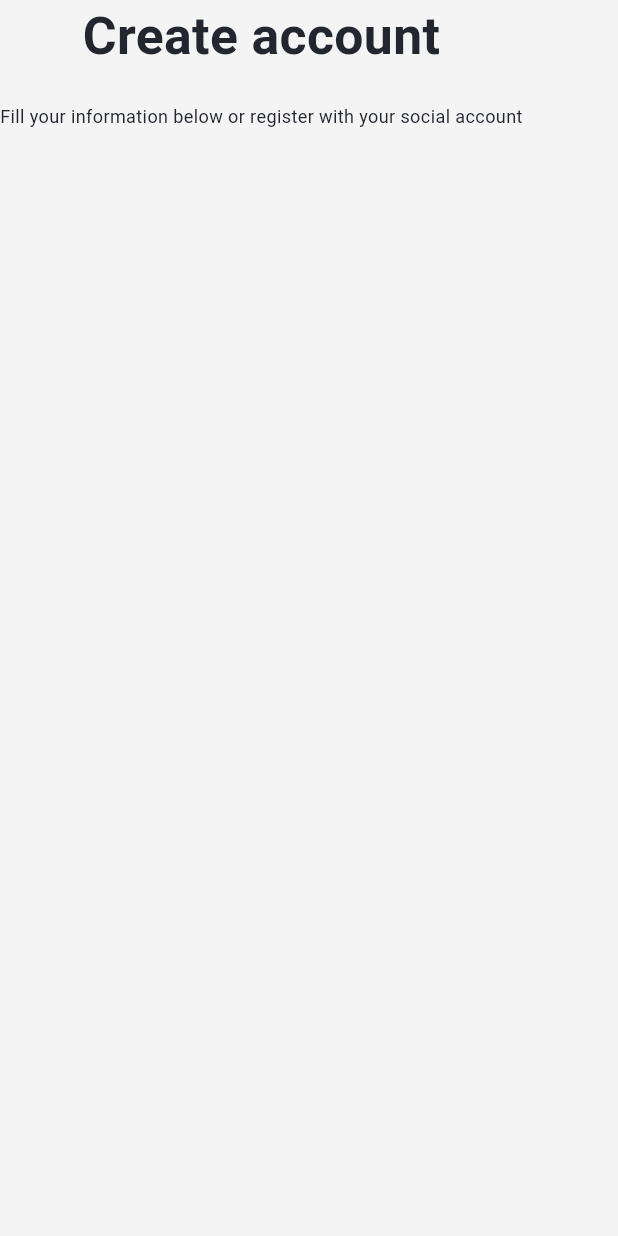
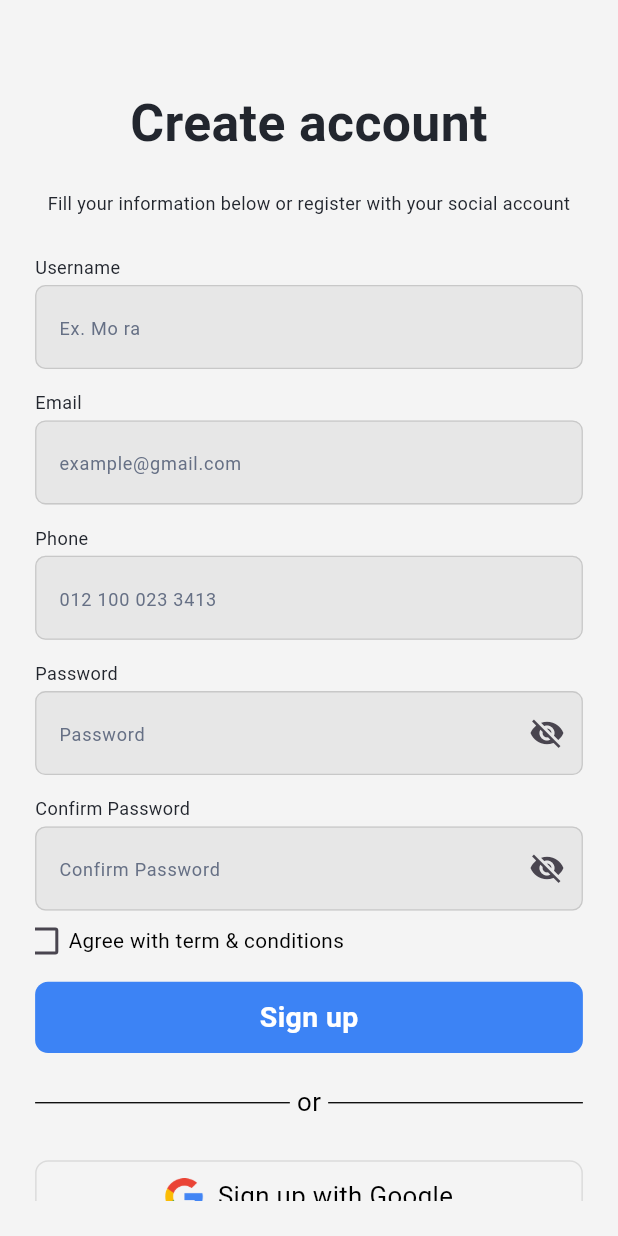
Before and after one commit to Smart-Medc/Smart-Medi-Flutter, a Flutter app: the SignUpView screen opened by its route, on a phone screen of 412 x 824 dp. Run offline on Flutter 3.47's test engine with Material 3 defaults, Android fonts, the phone set to English and light mode, and no system bars; our stand-ins replace flutter_screenutil, go_router.

Commit message:
complete sign up view

```diff
--- a/lib/core/routing/app_router.dart
+++ b/lib/core/routing/app_router.dart
@@ -8,6 +8,7 @@ abstract class AppRouter {
   static final router = GoRouter(
     routes: [
       GoRoute(path: '/', builder: (context, state) => const LoginView()),
+      GoRoute(path: AppRoutes.loginView, builder: (context, state) => const LoginView()),
       GoRoute(path: AppRoutes.signUpView, builder: (context, state) => const SignUpView()),
       // GoRoute(
       //     path: AppRoutes.onboardingView,
--- a/lib/features/auth/presentation/view/widgets/auth_footer.dart
+++ b/lib/features/auth/presentation/view/widgets/auth_footer.dart
@@ -38,7 +38,7 @@ class AuthFooter extends StatelessWidget {
                 style: AppStyles.textStyle18W700Black,
                 recognizer: TapGestureRecognizer()
                   ..onTap = () {
-                    isLogin ? GoRouter.of(context).pushReplacement(AppRoutes.signUpView) : GoRouter.of(context).pushReplacement(AppRoutes.signUpView);
+                    isLogin ? GoRouter.of(context).pushReplacement(AppRoutes.signUpView) : GoRouter.of(context).pushReplacement(AppRoutes.loginView);
                   },
               ),
             ],
--- a/lib/features/auth/presentation/view/widgets/auth_header.dart
+++ b/lib/features/auth/presentation/view/widgets/auth_header.dart
@@ -9,9 +9,9 @@ class AuthHeader extends StatelessWidget {
   Widget build(BuildContext context) {
     return Column(
       children: [
-        Text(title,style: AppStyles.textStyle40W700TextColor3,),
+        Text(title,style: AppStyles.textStyle40W700TextColor3,textAlign: TextAlign.center,),
         23.verticalSpace,
-        Text(subTitle,style: AppStyles.textStyle14W400TextColor3,)
+        Text(subTitle,style: AppStyles.textStyle14W400TextColor3,textAlign: TextAlign.center,)
       ],
     );
   }
--- a/lib/features/auth/presentation/view/widgets/sign_up_widgets/sign_up_body.dart
+++ b/lib/features/auth/presentation/view/widgets/sign_up_widgets/sign_up_body.dart
@@ -1,14 +1,28 @@
 import 'package:flutter/material.dart';
+import 'package:flutter_screenutil/flutter_screenutil.dart';
+import 'package:smart_medi/features/auth/presentation/view/widgets/auth_footer.dart';
 import 'package:smart_medi/features/auth/presentation/view/widgets/auth_header.dart';
+import 'package:smart_medi/features/auth/presentation/view/widgets/sign_up_widgets/sign_up_fields.dart';
 class SignUpBody extends StatelessWidget {
   const SignUpBody({super.key});
 
   @override
   Widget build(BuildContext context) {
-    return Column(
-      children: [
-        AuthHeader(title: 'Create account', subTitle: 'Fill your information below or register with your social account')
-      ],
+    return Padding(
+      padding:  EdgeInsets.all(25.w),
+      child: SingleChildScrollView(
+        physics: const BouncingScrollPhysics(),
+        child: Column(
+          children: [
+            40.verticalSpace,
+            const AuthHeader(title: 'Create account', subTitle: 'Fill your information below or register with your social account'),
+            30.verticalSpace,
+            const SignUpFields(),
+            24.verticalSpace,
+            const AuthFooter(isLogin: false),
+          ],
+        ),
+      ),
     );
   }
 }
--- /dev/null
+++ b/lib/features/auth/presentation/view/widgets/sign_up_widgets/sign_up_fields.dart
@@ -0,0 +1,122 @@
+import 'package:flutter/material.dart';
+import 'package:flutter_screenutil/flutter_screenutil.dart';
+import 'package:smart_medi/core/helpers/validator.dart';
+import 'package:smart_medi/core/utils/app_styles.dart';
+import 'package:smart_medi/core/widgets/custom_button.dart';
+import 'package:smart_medi/core/widgets/custom_text_form_field.dart';
+import 'package:smart_medi/features/auth/presentation/view/widgets/auth_field_title.dart';
+
+class SignUpFields extends StatefulWidget {
+  const SignUpFields({super.key});
+
+  @override
+  State<SignUpFields> createState() => _SignUpFieldsState();
+}
+
+class _SignUpFieldsState extends State<SignUpFields> {
+  final GlobalKey<FormState> _formKey = GlobalKey<FormState>();
+
+  final TextEditingController emailController = TextEditingController();
+  final TextEditingController userNameController = TextEditingController();
+  final TextEditingController phoneNumberController = TextEditingController();
+  final TextEditingController passwordController = TextEditingController();
+  final TextEditingController confirmPasswordController =
+      TextEditingController();
+  bool _isAgreeWithTerms = false;
+
+  @override
+  void dispose() {
+    emailController.dispose();
+    passwordController.dispose();
+    userNameController.dispose();
+    phoneNumberController.dispose();
+    confirmPasswordController.dispose();
+    super.dispose();
+  }
+
+  @override
+  Widget build(BuildContext context) {
+    return Form(
+      key: _formKey,
+      child: Column(
+        crossAxisAlignment: CrossAxisAlignment.start,
+        children: [
+          authFieldTitle('Username'),
+          4.verticalSpace,
+          CustomTextFormField(
+            hintText: 'Ex. Mo ra',
+            controller: userNameController,
+            validator: Validator.userNameValidator,
+          ),
+          16.verticalSpace,
+          authFieldTitle('Email'),
+          4.verticalSpace,
+          CustomTextFormField(
+            hintText: 'example@gmail.com',
+            controller: emailController,
+            validator: Validator.emailValidator,
+          ),
+          16.verticalSpace,
+          authFieldTitle('Phone'),
+          4.verticalSpace,
+          CustomTextFormField(
+            hintText: '012 100 023 3413',
+            controller: phoneNumberController,
+            validator: Validator.phoneNumberValidator,
+          ),
+          16.verticalSpace,
+          authFieldTitle('Password'),
+          4.verticalSpace,
+          CustomTextFormField.password(
+            hintText: 'Password',
+            controller: passwordController,
+            validator: Validator.passwordValidator,
+          ),
+          16.verticalSpace,
+          authFieldTitle('Confirm Password'),
+          4.verticalSpace,
+          CustomTextFormField.password(
+            hintText: 'Confirm Password',
+            controller: confirmPasswordController,
+            validator: (value) {
+              return Validator.passwordConfirmValidator(
+                value,
+                passwordController.text.trim(),
+              );
+            },
+          ),
+
+          12.verticalSpace,
+          Row(
+            children: [
+              SizedBox(
+                height: 15.h,
+                width: 15.h,
+                child: Checkbox(
+                  value: _isAgreeWithTerms,
+                  onChanged: (newValue) {
+                    _isAgreeWithTerms = newValue ?? false;
+                    setState(() {});
+                  },
+                  activeColor: Colors.black,
+                ),
+              ),
+              10.horizontalSpace,
+              Text(
+                'Agree with term & conditions',
+                style: AppStyles.textStyle16W400Black,
+              ),
+            ],
+          ),
+          20.verticalSpace,
+          CustomButton(
+            text: 'Sign up',
+            onPressed: () {
+              if (_formKey.currentState!.validate()) {}
+            },
+          ),
+        ],
+      ),
+    );
+  }
+}
```
